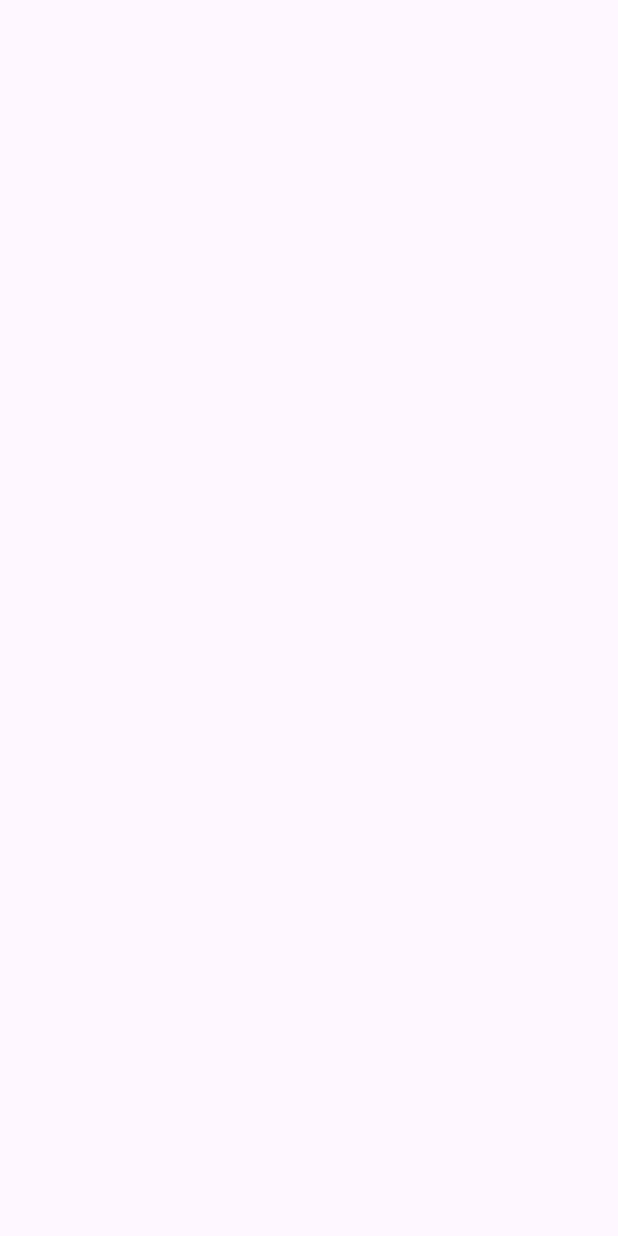
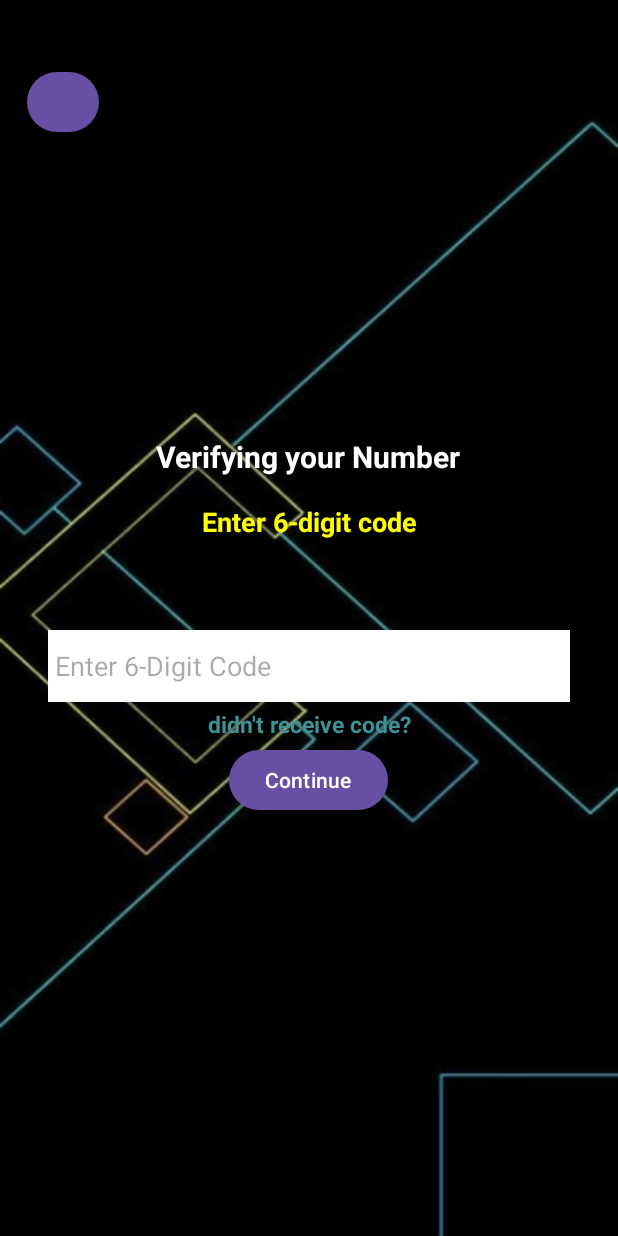
Before and after one commit to VirpalsinhChavda21/ChatNexus, an Android app: the Verification screen opened directly, with no data from a screen before it, on a phone screen of 412 x 824 dp. Before the commit the screen is empty. Run offline under Robolectric (Android 15) with nearby library versions, the phone set to English and light mode, and no system bars.

Commit message:
initial commit

```diff
--- a/app/src/main/java/com/virpalsinhchavda/chatnexus/Verification.kt
+++ b/app/src/main/java/com/virpalsinhchavda/chatnexus/Verification.kt
@@ -1,11 +1,29 @@
 package com.virpalsinhchavda.chatnexus
 
+import android.content.Intent
 import androidx.appcompat.app.AppCompatActivity
 import android.os.Bundle
+import android.view.View
+import android.widget.Button
+import android.widget.Toast
 
 class Verification : AppCompatActivity() {
     override fun onCreate(savedInstanceState: Bundle?) {
         super.onCreate(savedInstanceState)
         setContentView(R.layout.activity_verification)
+
+        // Reference the button
+        val backArrowButton: Button = findViewById(R.id.backarrowbutton)
+
+        // Set a click listener for the button
+        backArrowButton.setOnClickListener {
+            val intent = Intent(this, MainActivity::class.java)
+            startActivity(intent)
+
+            fun navigateToSecondActivity(view: View) {
+                val intent = Intent(this, MainActivity::class.java)
+                startActivity(intent)
+            }
+        }
     }
 }
--- a/app/src/main/res/drawable/back.xml
+++ b/app/src/main/res/drawable/back.xml
@@ -2,4 +2,8 @@
     android:tint="#FFFFFF" android:viewportHeight="24"
     android:viewportWidth="24" android:width="24dp" xmlns:android="http://schemas.android.com/apk/res/android">
     <path android:fillColor="@android:color/white" android:pathData="M20,11H7.83l5.59,-5.59L12,4l-8,8 8,8 1.41,-1.41L7.83,13H20v-2z"/>
+    <shape xmlns:android="http://schemas.android.com/apk/res/android"
+        android:shape="rectangle">
+        <solid android:color="#FFFFFF" />
+    </shape>
 </vector>
--- a/app/src/main/res/layout/activity_main.xml
+++ b/app/src/main/res/layout/activity_main.xml
@@ -60,7 +60,6 @@
         android:textColor="#FFFFFF"
         app:layout_constraintBottom_toBottomOf="parent"
         app:layout_constraintEnd_toEndOf="parent"
-        app:layout_constraintHorizontal_bias="0.498"
         app:layout_constraintStart_toStartOf="parent"
         app:layout_constraintTop_toTopOf="parent"
         app:layout_constraintVertical_bias="0.63" />
--- a/app/src/main/res/layout/activity_verification.xml
+++ b/app/src/main/res/layout/activity_verification.xml
@@ -4,6 +4,89 @@
     xmlns:tools="http://schemas.android.com/tools"
     android:layout_width="match_parent"
     android:layout_height="match_parent"
+    android:background="@drawable/chatnexus_bg"
+    android:orientation="horizontal"
+    android:padding="16dp"
     tools:context=".Verification">
 
+    <Button
+        android:id="@+id/backarrowbutton"
+        android:layout_width="48dp"
+        android:layout_height="48dp"
+        android:src="@drawable/back"
+        app:layout_constraintStart_toStartOf="parent"
+        app:layout_constraintTop_toTopOf="parent"
+        android:layout_marginStart="2dp"
+        android:layout_marginTop="28dp"
+        android:contentDescription="Back Arrow Button" />
+
+    <TextView
+        android:id="@+id/textVerify"
+        android:layout_width="wrap_content"
+        android:layout_height="wrap_content"
+        android:text="Verifying your Number"
+        android:textColor="@color/white"
+        android:textStyle="bold"
+        android:textSize="20sp"
+        app:layout_constraintBottom_toBottomOf="parent"
+        app:layout_constraintEnd_toEndOf="parent"
+        app:layout_constraintHorizontal_bias="0.497"
+        app:layout_constraintStart_toStartOf="parent"
+        app:layout_constraintTop_toTopOf="parent"
+        app:layout_constraintVertical_bias="0.359" />
+
+    <TextView
+        android:id="@+id/textcode"
+        android:layout_width="wrap_content"
+        android:layout_height="wrap_content"
+        android:layout_marginBottom="448dp"
+        android:text="Enter 6-digit code"
+        android:textSize="18sp"
+        android:textStyle="bold"
+        android:textColor="#FFFF00"
+        app:layout_constraintBottom_toBottomOf="parent"
+        app:layout_constraintEnd_toEndOf="parent"
+        app:layout_constraintStart_toStartOf="parent" />
+
+    <TextView
+        android:layout_width="wrap_content"
+        android:layout_height="wrap_content"
+        android:layout_marginTop="4dp"
+        android:text="didn't receive code?"
+        android:textColor="#3E9194"
+        android:textSize="15sp"
+        android:textStyle="bold"
+        app:layout_constraintEnd_toEndOf="parent"
+        app:layout_constraintStart_toStartOf="parent"
+        app:layout_constraintTop_toBottomOf="@+id/code_input" />
+
+    <EditText
+        android:id="@+id/code_input"
+        android:layout_width="0dp"
+        android:layout_height="48dp"
+        android:layout_marginStart="16dp"
+        android:layout_marginTop="404dp"
+        android:layout_marginEnd="16dp"
+        android:background="@color/white"
+        android:ems="10"
+        android:hint=" Enter 6-Digit Code"
+        android:inputType="number"
+        app:layout_constraintEnd_toEndOf="parent"
+        app:layout_constraintStart_toStartOf="parent"
+        app:layout_constraintTop_toTopOf="parent" />
+
+    <Button
+        android:id="@+id/continue_button"
+        android:layout_width="wrap_content"
+        android:layout_height="wrap_content"
+        android:layout_marginStart="16dp"
+        android:layout_marginEnd="16dp"
+        android:layout_marginBottom="264dp"
+        android:text="Continue"
+        app:layout_constraintBottom_toBottomOf="parent"
+        app:layout_constraintEnd_toEndOf="parent"
+        app:layout_constraintHorizontal_bias="0.498"
+        app:layout_constraintStart_toStartOf="parent" />
+
+
 </androidx.constraintlayout.widget.ConstraintLayout>
```
